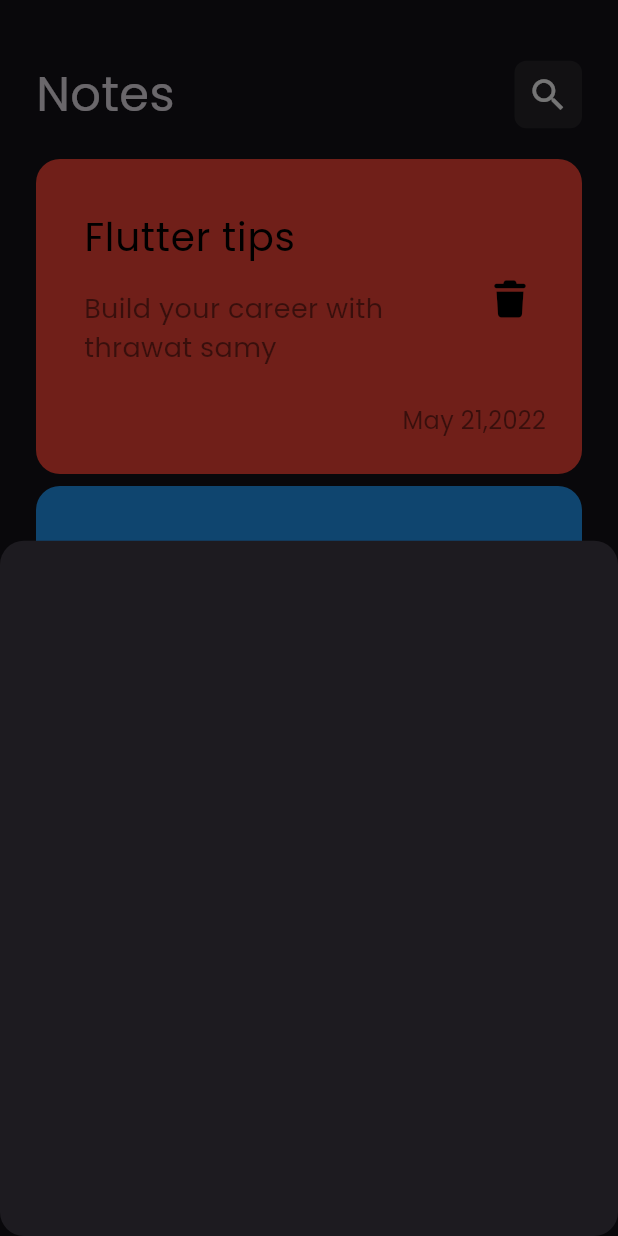
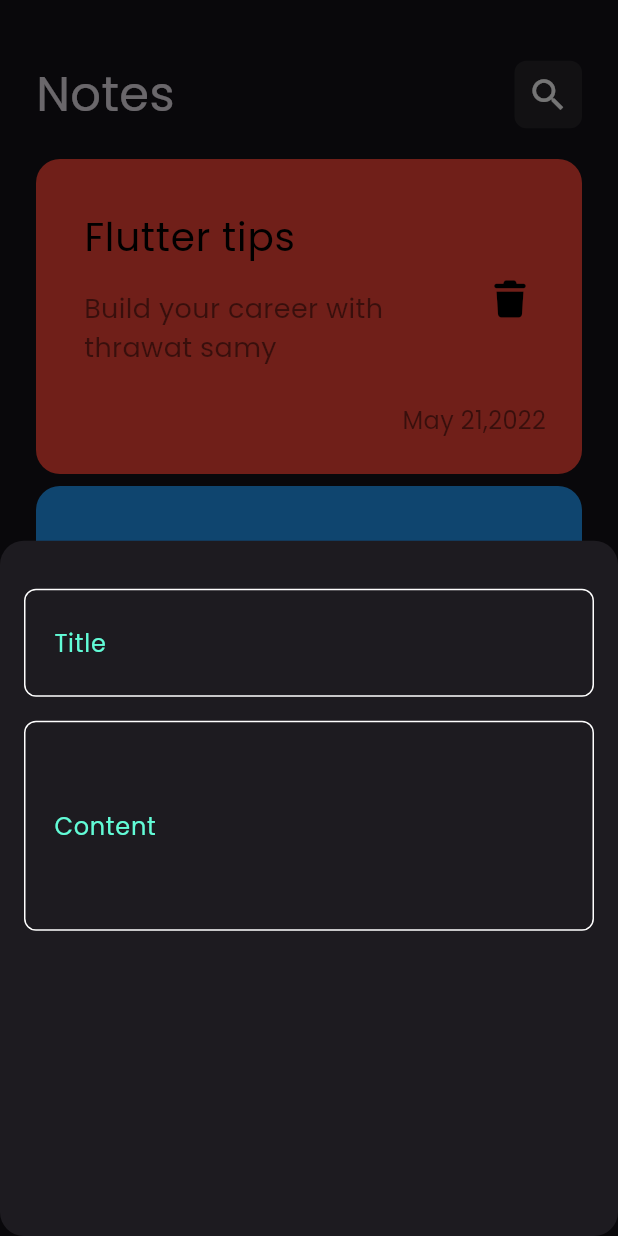
Before and after one commit to Mohamed68Mohamed68/notes_app, a Flutter app: the screen it shows after launch, after a tap on the "add" icon, on a phone screen of 412 x 824 dp. Run offline on Flutter 3.47's test engine with Material 3 defaults, Android fonts, the phone set to English and light mode, and no system bars; our stand-ins replace font_awesome_flutter.

Commit message:
create custom text field

```diff
--- /dev/null
+++ b/lib/constants.dart
@@ -0,0 +1,3 @@
+import 'package:flutter/material.dart';
+
+const kPrimaryColor = Color(0xff62FCD7);
--- a/lib/views/widgets/add_note_bottom_sheet.dart
+++ b/lib/views/widgets/add_note_bottom_sheet.dart
@@ -1,11 +1,36 @@
 import 'package:flutter/material.dart';
-
+import 'package:notes_app/constants.dart';
+import 'package:notes_app/views/widgets/custom_text_field.dart';
 
 class addNoteBottomSheet extends StatelessWidget {
   const addNoteBottomSheet({super.key});
 
   @override
   Widget build(BuildContext context) {
-    return Container();
+    return Padding(
+      padding: const EdgeInsets.symmetric(
+        vertical: 32,
+        horizontal: 16,
+      ),
+      child: Column(
+        children: [
+          CustomTextField(
+            paddingVertical: 24,
+            title: 'Title',
+          ),
+          SizedBox(
+            height: 16,
+          ),
+          CustomTextField(
+            paddingVertical: 58,
+            title: 'Content',
+          ),
+          Spacer(
+            flex: 1,
+          ),
+
+        ],
+      ),
+    );
   }
 }
--- /dev/null
+++ b/lib/views/widgets/custom_text_field.dart
@@ -0,0 +1,38 @@
+import 'package:flutter/material.dart';
+import 'package:notes_app/constants.dart';
+
+class CustomTextField extends StatelessWidget {
+  const CustomTextField({
+    super.key,
+    required this.paddingVertical,
+    required this.title,
+  });
+
+  final String title;
+  final double paddingVertical;
+  @override
+  Widget build(BuildContext context) {
+    return TextField(
+      cursorColor: kPrimaryColor,
+      decoration: InputDecoration(
+          contentPadding: EdgeInsets.symmetric(
+            vertical: paddingVertical,
+            horizontal: 16,
+          ),
+          hintText: title,
+          hintStyle: TextStyle(
+            color: kPrimaryColor,
+          ),
+          border: BuildBorder(),
+          enabledBorder: BuildBorder(),
+          focusedBorder: BuildBorder(kPrimaryColor)),
+    );
+  }
+
+  OutlineInputBorder BuildBorder([color]) {
+    return OutlineInputBorder(
+      borderSide: BorderSide(color: color ?? Colors.white),
+      borderRadius: BorderRadius.circular(8),
+    );
+  }
+}
```
